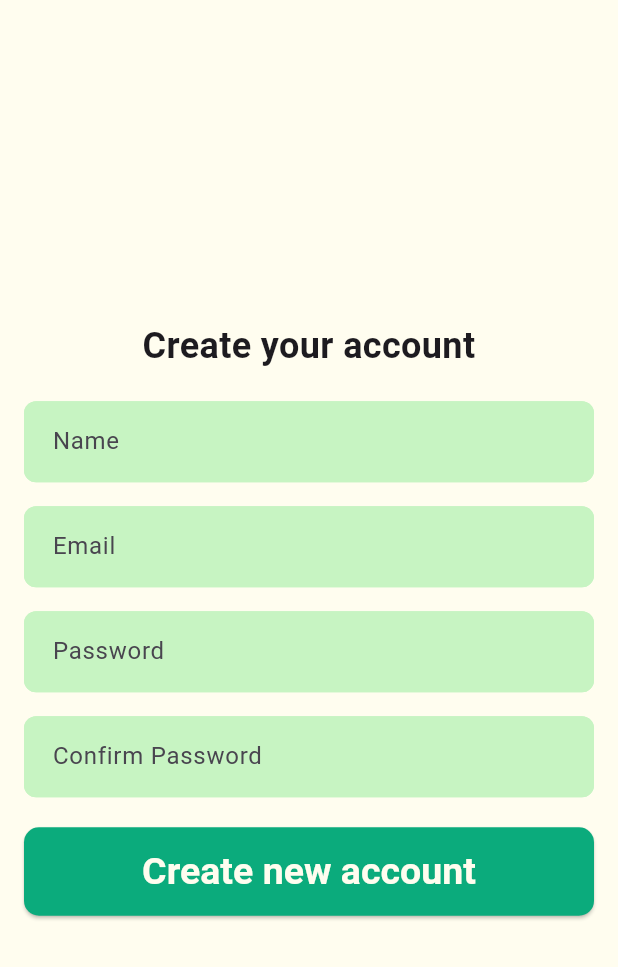
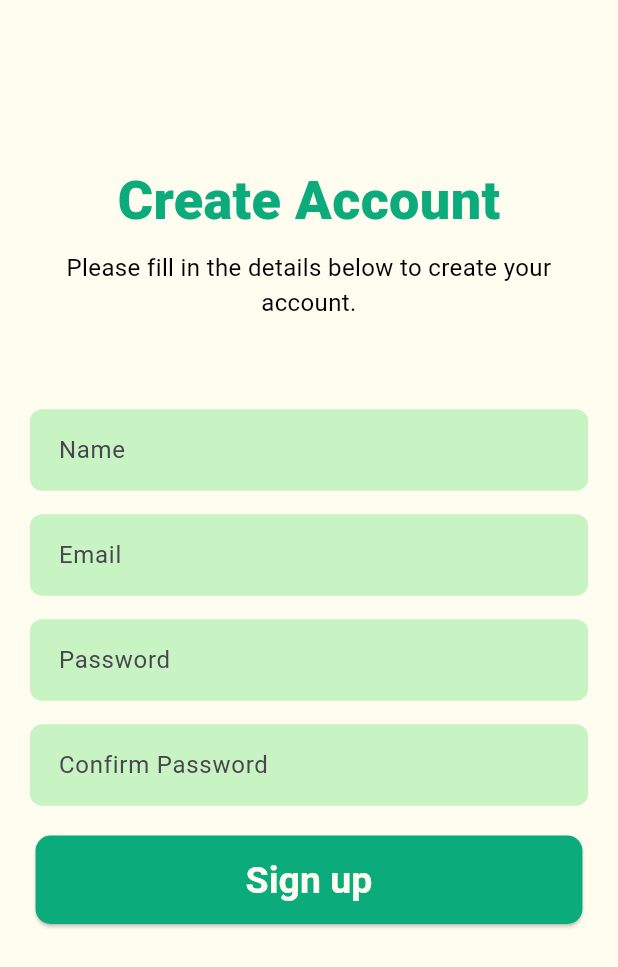
Before and after one commit to Sorawit-loyde/Flutter_Final_project, a Flutter app: the CreateAccountPage screen opened by its route, on a phone screen of 412 x 824 dp. Shown: the top 967 px of the screen. Run offline on Flutter 3.47's test engine with Material 3 defaults, Android fonts, the phone set to English and light mode, and no system bars; our stand-ins replace google_nav_bar.

Commit message:
Update createAccount_page.dart

```diff
--- a/mobile_app_decubitus/lib/screen/createAccount_page.dart
+++ b/mobile_app_decubitus/lib/screen/createAccount_page.dart
@@ -10,6 +10,70 @@ class CreateAccountPage extends StatelessWidget {
   final TextEditingController _passwordController = TextEditingController();
   final TextEditingController _confirmPasswordController =
       TextEditingController();
+
+  @override
+  Widget build(BuildContext context) {
+    return Scaffold(
+      backgroundColor: backGroundColor1,
+      body: Center(
+        child: Padding(
+          padding: const EdgeInsets.all(20.0),
+          child: SingleChildScrollView(
+            child: Column(
+              mainAxisAlignment: MainAxisAlignment.start, // Align to the top
+              children: [
+                _buildTitle(),
+                const SizedBox(height: 8), // Space between title and subtitle
+                _buildSubtitle(), // Add subtitle here
+                const SizedBox(height: 60),
+                _buildTextField(label: 'Name', controller: _nameController),
+                const SizedBox(height: 16),
+                _buildTextField(label: 'Email', controller: _emailController),
+                const SizedBox(height: 16),
+                _buildTextField(
+                    label: 'Password',
+                    controller: _passwordController,
+                    obscureText: true),
+                const SizedBox(height: 16),
+                _buildTextField(
+                    label: 'Confirm Password',
+                    controller: _confirmPasswordController,
+                    obscureText: true),
+                const SizedBox(height: 20),
+                _buildCreateAccountButton(context),
+                const SizedBox(height: 100),
+              ],
+            ),
+          ),
+        ),
+      ),
+    );
+  }
+
+  // Method to build the title
+  Widget _buildTitle() {
+    return const Text(
+      'Create Account',
+      style: TextStyle(
+        fontSize: 36, // Increased font size
+        fontWeight: FontWeight.w900, // Bolder text
+        color: primaryColor, // Changed color to primaryColor
+      ),
+      textAlign: TextAlign.center,
+    );
+  }
+
+  // Method to build the subtitle
+  Widget _buildSubtitle() {
+    return const Text(
+      'Please fill in the details below to create your account.',
+      style: TextStyle(
+        fontSize: 16, // Smaller font size for subtitle
+        color: Colors.black, // Black color for subtitle
+      ),
+      textAlign: TextAlign.center,
+    );
+  }
 
   // Method to build styled text fields
   Widget _buildTextField({
@@ -37,9 +101,6 @@ class CreateAccountPage extends StatelessWidget {
       ),
       controller: controller,
       obscureText: obscureText,
-      onChanged: (value) {
-        // You can handle the value change if needed
-      },
     );
   }
 
@@ -80,20 +141,15 @@ class CreateAccountPage extends StatelessWidget {
   Widget _buildCreateAccountButton(BuildContext context) {
     return ElevatedButton(
       onPressed: () {
-        // Validate inputs before proceeding
         if (_validateInputs(context)) {
-          // Handle successful account creation logic here
-          ScaffoldMessenger.of(context).showSnackBar(
-            const SnackBar(content: Text('Account Created!')),
-          );
-
+          _showSnackBar(context, 'Account Created!');
           // Optionally navigate to another page
           // Navigator.pushNamed(context, '/next-page');
         }
       },
       style: ElevatedButton.styleFrom(
         backgroundColor: primaryColor,
-        padding: const EdgeInsets.symmetric(horizontal: 65, vertical: 15),
+        padding: const EdgeInsets.symmetric(horizontal: 140, vertical: 15),
         textStyle: const TextStyle(
           fontSize: 25,
           fontWeight: FontWeight.bold,
@@ -103,58 +159,9 @@ class CreateAccountPage extends StatelessWidget {
         ),
       ),
       child: const Text(
-        'Create new account',
+        'Sign up',
         style: TextStyle(color: backGroundColor1),
       ),
     );
   }
-
-  @override
-  Widget build(BuildContext context) {
-    return Scaffold(
-      backgroundColor: backGroundColor1,
-      body: Center(
-        child: Padding(
-          padding: const EdgeInsets.all(16.0),
-          child: SingleChildScrollView(
-            child: Column(
-              mainAxisAlignment: MainAxisAlignment.center,
-              crossAxisAlignment: CrossAxisAlignment.stretch,
-              children: [
-                const Text(
-                  'Create your account',
-                  style: TextStyle(fontSize: 24, fontWeight: FontWeight.bold),
-                  textAlign: TextAlign.center,
-                ),
-                const SizedBox(height: 20),
-                _buildTextField(
-                  label: 'Name',
-                  controller: _nameController,
-                ),
-                const SizedBox(height: 16),
-                _buildTextField(
-                  label: 'Email',
-                  controller: _emailController,
-                ),
-                const SizedBox(height: 16),
-                _buildTextField(
-                  label: 'Password',
-                  controller: _passwordController,
-                  obscureText: true,
-                ),
-                const SizedBox(height: 16),
-                _buildTextField(
-                  label: 'Confirm Password',
-                  controller: _confirmPasswordController,
-                  obscureText: true,
-                ),
-                const SizedBox(height: 20),
-                _buildCreateAccountButton(context), // Use the custom button
-              ],
-            ),
-          ),
-        ),
-      ),
-    );
-  }
 }
```
